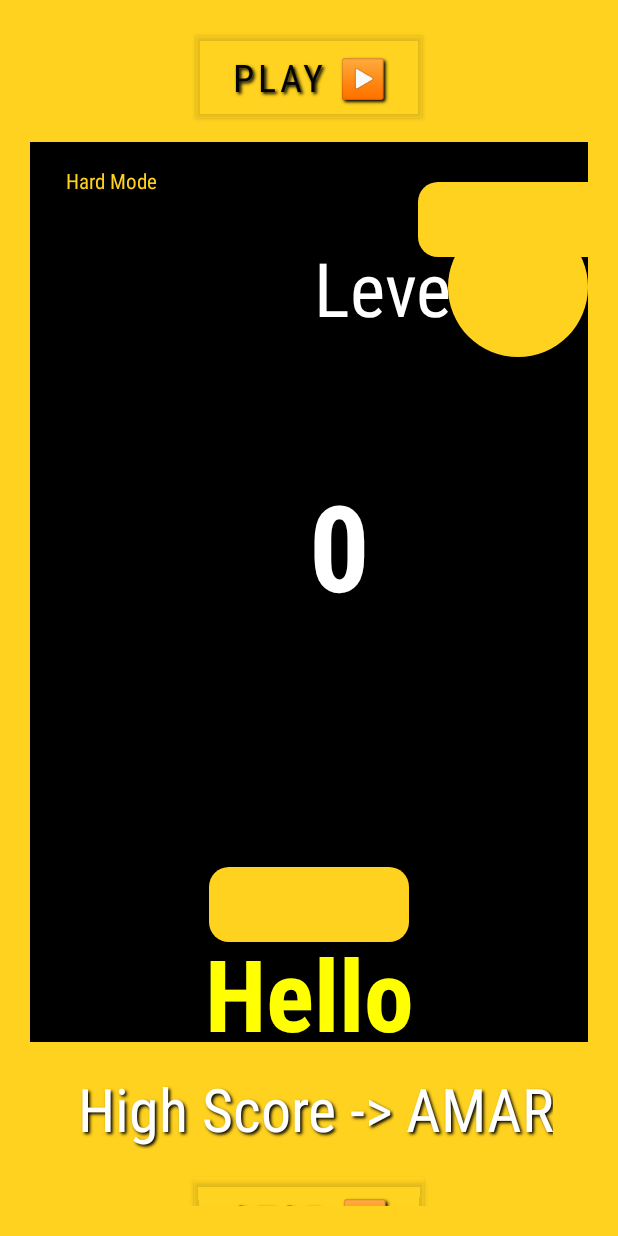
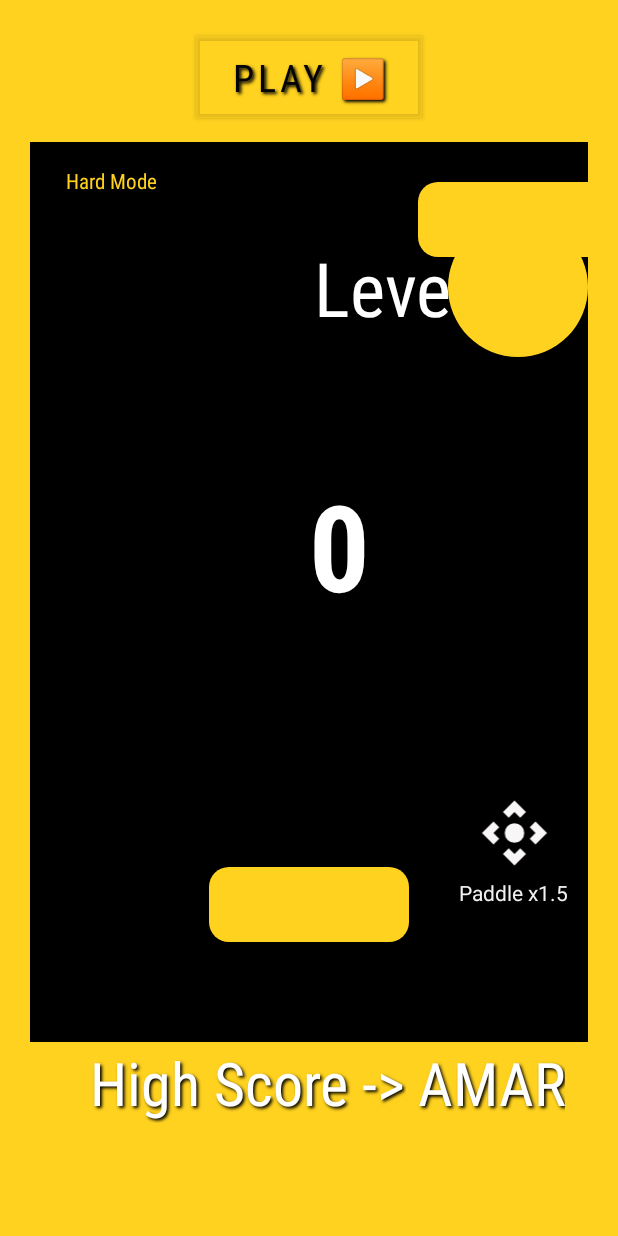
Before and after one commit to Amarjit-Madhumalararungeethayan/deltaTask2AppDev, an Android app: the hMode screen opened directly, with no data from a screen before it, after a tap on "PLAY ▶️", on a phone screen of 412 x 824 dp. Run offline under Robolectric (Android 15) with nearby library versions, the phone set to English and light mode, and no system bars; 1 statement that could not run was skipped.

Commit message:
deltaTask2AppDev

```diff
--- a/app/build.gradle
+++ b/app/build.gradle
@@ -27,6 +27,9 @@ android {
         targetSdkVersion 30
         versionCode 1
         versionName "1.0"
+        vectorDrawables{
+            useSupportLibrary = true
+        }
 
         testInstrumentationRunner "androidx.test.runner.AndroidJUnitRunner"
     }
--- a/app/src/main/java/com/example/pingpong/EasyCanvas.kt
+++ b/app/src/main/java/com/example/pingpong/EasyCanvas.kt
@@ -94,7 +94,7 @@ class PingPongView(context: Context, attrs: AttributeSet?) : View(context, attrs
         canvas?.drawText(point.toString(), width.toFloat()/2, height.toFloat()/2, score)
 
         //hs
-        canvas?.drawText("Hello", width.toFloat()/2 , height.toFloat() - 10f, ls)
+        canvas?.drawText("", width.toFloat()/2 , height.toFloat() - 10f, ls)
 
         //Ball
         canvas?.drawCircle(x1, y1, radius, voila)
--- a/app/src/main/java/com/example/pingpong/HardCanvas.kt
+++ b/app/src/main/java/com/example/pingpong/HardCanvas.kt
@@ -2,6 +2,7 @@ package com.example.pingpong
 
 import android.annotation.SuppressLint
 import android.content.Context
+import android.content.Intent
 import android.graphics.Canvas
 import android.graphics.Color
 import android.graphics.Paint
@@ -14,16 +15,18 @@ import android.view.View
 import android.widget.Toast
 import androidx.annotation.RequiresApi
 import androidx.core.content.ContextCompat
+import androidx.core.content.ContextCompat.startActivity
 import androidx.lifecycle.ViewModelProvider
 
 var point2 = 0
-var global = 0
+var runG = false
 
 @SuppressLint("ResourceAsColor")
 class gameHard(context: Context, attrs: AttributeSet?) : View(context, attrs)
 {
+    //lateinit var viewModel: viewHard
+
     var xChange = 0f
-
     var x1 = 480f
     var y1 = 200f
     var radius = 70f
@@ -63,7 +66,7 @@ class gameHard(context: Context, attrs: AttributeSet?) : View(context, attrs)
         oppo.style = Paint.Style.FILL
     }
 
-    val barW = 200
+    var barW = 200
     val barH = 75
     var p1 = 0f
     var lvl = 0
@@ -98,7 +101,7 @@ class gameHard(context: Context, attrs: AttributeSet?) : View(context, attrs)
         canvas?.drawText(" Level ${lvl} ", width.toFloat() -170f, 175f, levelD)
 
         //hs
-        canvas?.drawText("Hello", width.toFloat()/2 , height.toFloat() - 10f, hs)
+        canvas?.drawText("", width.toFloat()/2 , height.toFloat() - 10f, hs)
 
         //Ball
         canvas?.drawCircle(x1, y1, radius, voila)
@@ -134,7 +137,7 @@ class gameHard(context: Context, attrs: AttributeSet?) : View(context, attrs)
         }
         invalidate() //kinda loops the onDraw method
     }
-    var runG = false
+
 
     fun letsGo()
     {
@@ -161,8 +164,18 @@ class gameHard(context: Context, attrs: AttributeSet?) : View(context, attrs)
         dY = 5.0f
         point2 = 0
         lvl = 1
+        end = true
+        powerReset()
 
     }
+    fun powerUp(){
+        if(runG == true)
+            barW = 300
+    }
+    fun powerReset(){
+        barW = 200
+    }
+
     val player = MediaPlayer.create(context, R.raw.boi)
     val thud = MediaPlayer.create(context, R.raw.bounce)
     val gg = MediaPlayer.create(context, R.raw.gameover)
--- a/app/src/main/java/com/example/pingpong/HardMain.kt
+++ b/app/src/main/java/com/example/pingpong/HardMain.kt
@@ -3,13 +3,15 @@ package com.example.pingpong
 import android.content.Intent
 import androidx.appcompat.app.AppCompatActivity
 import android.os.Bundle
+import android.os.CountDownTimer
 import androidx.appcompat.app.ActionBar
+import androidx.core.view.isVisible
 import androidx.lifecycle.ViewModelProvider
 import com.example.pingpong.databinding.ActivityHmodeBinding
 
 var gLoBal = 0
 var checker = 0
-
+var end = false
 class hMode : AppCompatActivity() {
     lateinit var binding: ActivityHmodeBinding
     private lateinit var viewModel: viewHard
@@ -25,14 +27,18 @@ class hMode : AppCompatActivity() {
         binding = ActivityHmodeBinding.inflate(layoutInflater)
         setContentView(binding.root)
 
+        binding.progressBar.isVisible = false
+
         binding.btnStart.setOnClickListener {
             binding.textView2.text = ""
-            if (gLoBal > checker) {
-                val miNum = gLoBal
-                viewModel.saveTo(miNum)
-                checker = gLoBal
+            highScoreRefresh()
+
+            binding.gameH.letsGo()
+            binding.imageView4.setOnClickListener(){
+                binding.gameH.powerUp()
+                powerUpCountDown()
+                binding.imageView4.isClickable = false
             }
-            binding.gameH.letsGo()
         }
 
         viewModel = ViewModelProvider(this).get(viewHard::class.java)
@@ -42,14 +48,77 @@ class hMode : AppCompatActivity() {
 
         })
 
-        binding.btnStop.setOnClickListener {
-            binding.gameH.letsStop()
-            binding.textView2.text = "Click Play to Start ..."
-        }
+        //binding.imageView4.setOnClickListener(){
+            //binding.gameH.powerUp()
+            //powerUpCountDown()
+               // binding.imageView4.isClickable = false
+        //}
 
         val actionBar: ActionBar? = supportActionBar
         if (actionBar != null) {
             actionBar.hide()
         }
     }
+
+    private fun highScoreRefresh() {
+        val countDown: CountDownTimer
+        countDown = object : CountDownTimer(10000000, 1000) {
+            override fun onTick(millisecsToFinish: Long) {
+                if (gLoBal > checker) {
+                    val miNum = gLoBal
+                    viewModel.saveTo(miNum)
+                    checker = gLoBal
+                }
+                if(runG == false){
+                    binding.imageView4.isClickable = true
+                    binding.imageView4.isVisible = true
+                    binding.progressBar.isVisible = false
+                    binding.textView8.text = "Paddle x1.5"
+                }
+            }
+
+            override fun onFinish() {
+            }
+        }
+        countDown.start()
+    }
+
+    private fun powerUpCountDown() {
+            val countDown: CountDownTimer
+            countDown = object : CountDownTimer(11000, 1000) {
+                override fun onTick(millisecsToFinish: Long) {
+                    if(runG == true){
+                        binding.textView8.text = (millisecsToFinish / 1000).toString()
+                    }
+
+                }
+
+                override fun onFinish() {
+                    binding.gameH.powerReset()
+                    powerRefresh()
+                    binding.imageView4.isVisible = false
+                }
+            }
+            countDown.start()
+        }
+
+    private fun powerRefresh() {
+        val countDown: CountDownTimer
+        countDown = object : CountDownTimer(31000, 1000) {
+            override fun onTick(millisecsToFinish: Long) {
+                if(runG == true){
+                    binding.textView8.text = "Live in ${(millisecsToFinish / 1000).toString()}"
+                    binding.progressBar.isVisible = true
+                }
+            }
+
+            override fun onFinish() {
+                binding.imageView4.isClickable = true
+                binding.imageView4.isVisible = true
+                binding.progressBar.isVisible = false
+                binding.textView8.text = "Paddle x1.5"
+            }
+        }
+        countDown.start()
+    }
 }
--- /dev/null
+++ b/app/src/main/res/drawable/exp.xml
@@ -0,0 +1,6 @@
+<vector android:height="24dp" android:tint="#F8F6F6"
+    android:viewportHeight="24" android:viewportWidth="24"
+    android:width="24dp" xmlns:android="http://schemas.android.com/apk/res/android">
+    <path android:fillColor="@android:color/white" android:pathData="M15.54,5.54L13.77,7.3 12,5.54 10.23,7.3 8.46,5.54 12,2zM18.46,15.54l-1.76,-1.77L18.46,12l-1.76,-1.77 1.76,-1.77L22,12zM8.46,18.46l1.77,-1.76L12,18.46l1.77,-1.76 1.77,1.76L12,22zM5.54,8.46l1.76,1.77L5.54,12l1.76,1.77 -1.76,1.77L2,12z"/>
+    <path android:fillColor="@android:color/white" android:pathData="M12,12m-3,0a3,3 0,1 1,6 0a3,3 0,1 1,-6 0"/>
+</vector>
--- a/app/src/main/res/layout/activity_hmode.xml
+++ b/app/src/main/res/layout/activity_hmode.xml
@@ -38,25 +38,6 @@
         app:layout_constraintStart_toStartOf="parent"
         app:layout_constraintTop_toTopOf="parent" />
 
-    <Button
-        android:id="@+id/btnStop"
-        android:layout_width="wrap_content"
-        android:layout_height="wrap_content"
-        android:layout_marginTop="90dp"
-        android:background="@color/black"
-        android:fontFamily="sans-serif-condensed"
-        android:shadowColor="#050505"
-        android:shadowDx="2"
-        android:shadowDy="2"
-        android:shadowRadius="2"
-        android:text=" STOP ⏸ "
-        android:textColor="#050505"
-        android:textSize="25sp"
-        app:backgroundTint="#5CFFD21F"
-        app:layout_constraintEnd_toEndOf="parent"
-        app:layout_constraintStart_toStartOf="parent"
-        app:layout_constraintTop_toBottomOf="@+id/gameH" />
-
     <TextView
         android:id="@+id/textView"
         android:layout_width="wrap_content"
@@ -72,7 +53,6 @@
         android:text="AMAR"
         android:textColor="@color/white"
         android:textSize="40sp"
-        app:layout_constraintBottom_toTopOf="@+id/btnStop"
         app:layout_constraintEnd_toEndOf="parent"
         app:layout_constraintHorizontal_bias="0.0"
         app:layout_constraintStart_toEndOf="@+id/textView9"
@@ -86,7 +66,7 @@
         android:fontFamily="sans-serif-condensed"
         android:text="Click Play to Start ..."
         android:textColor="#72F6F4F4"
-        android:textSize="36sp"
+        android:textSize="24sp"
         app:layout_constraintBottom_toBottomOf="@+id/gameH"
         app:layout_constraintEnd_toEndOf="parent"
         app:layout_constraintStart_toStartOf="parent"
@@ -114,8 +94,8 @@
         android:id="@+id/textView9"
         android:layout_width="wrap_content"
         android:layout_height="wrap_content"
-        android:layout_marginStart="32dp"
-        android:layout_marginLeft="32dp"
+        android:layout_marginStart="40dp"
+        android:layout_marginLeft="40dp"
         android:fontFamily="sans-serif-condensed"
         android:shadowColor="@color/black"
         android:shadowDx="2"
@@ -124,9 +104,43 @@
         android:text="High Score ->"
         android:textColor="@color/white"
         android:textSize="40sp"
-        app:layout_constraintBottom_toTopOf="@+id/btnStop"
         app:layout_constraintStart_toStartOf="parent"
-        app:layout_constraintTop_toBottomOf="@+id/gameH"
-        app:layout_constraintVertical_bias="0.486" />
+        app:layout_constraintTop_toBottomOf="@+id/gameH" />
+
+    <ImageView
+        android:id="@+id/imageView4"
+        android:layout_width="54dp"
+        android:layout_height="52dp"
+        android:layout_marginEnd="22dp"
+        android:layout_marginRight="22dp"
+        android:visibility="visible"
+        app:layout_constraintEnd_toEndOf="@+id/gameH"
+        app:layout_constraintTop_toBottomOf="@+id/textView2"
+        app:srcCompat="@drawable/exp"
+        android:shadowColor="@color/white"
+        android:shadowDx="2"
+        android:shadowDy="2"
+        android:shadowRadius="2"/>
+
+    <TextView
+        android:id="@+id/textView8"
+        android:layout_width="100dp"
+        android:layout_height="wrap_content"
+        android:layout_marginTop="56dp"
+        android:gravity="center"
+        android:text="Paddle x1.5"
+        android:textColor="#F1F0F0"
+        app:layout_constraintEnd_toEndOf="@+id/gameH"
+        app:layout_constraintTop_toBottomOf="@+id/textView2" />
+
+    <ProgressBar
+        android:id="@+id/progressBar"
+        style="?android:attr/progressBarStyle"
+        android:layout_width="56dp"
+        android:layout_height="58dp"
+        android:layout_marginEnd="22dp"
+        android:layout_marginRight="22dp"
+        app:layout_constraintEnd_toEndOf="@+id/gameH"
+        app:layout_constraintTop_toBottomOf="@+id/textView2" />
 
 </androidx.constraintlayout.widget.ConstraintLayout>
```
Also changed, not shown: app/src/main/java/com/example/pingpong/EasyMain.kt (+5 -10 lines), app/src/main/res/layout/activity_game.xml (+5 -26 lines).
